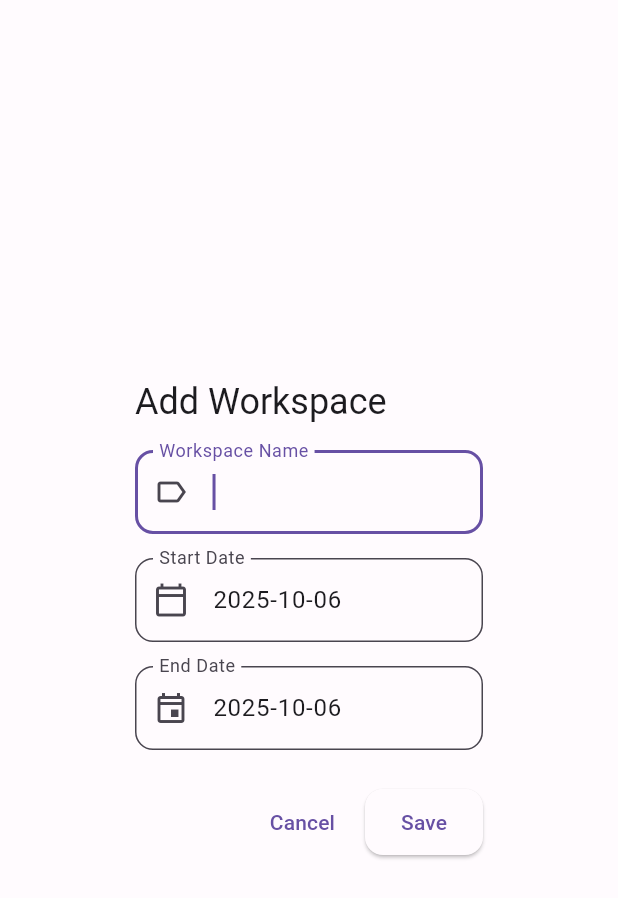
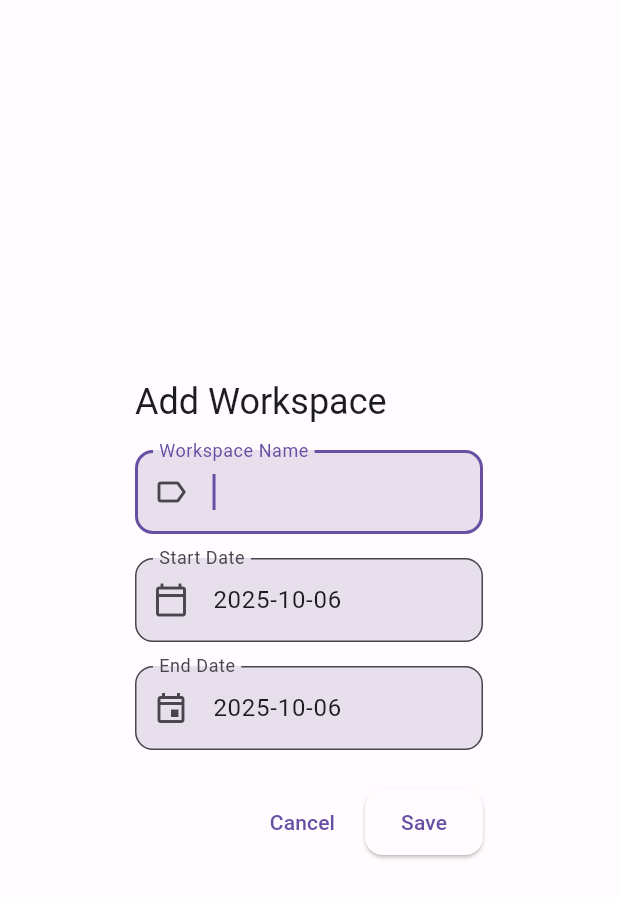
Before and after one commit to mehran-shabani/study, a Flutter app: the WorkspaceDialog widget shown alone on an empty page, opened directly, on a phone screen of 412 x 824 dp. Shown: the top 898 px of the screen. Run offline on Flutter 3.47's test engine with Material 3 defaults, Android fonts, the phone set to English and light mode, and no system bars; our stand-ins replace fl_chart, flutter_riverpod, sqflite; accounts and stored records are empty; generated files the repository leaves out were written again.

Commit message:
Refactor: Update theme colors and workspace dialog logic
Co-authored-by: josephsmith55494 <josephsmith55494@gmail.com>

```diff
--- a/lib/core/theme.dart
+++ b/lib/core/theme.dart
@@ -23,11 +23,9 @@ class AppTheme {
     onError: Color(0xFFFFFFFF),
     errorContainer: Color(0xFFF9DEDC),
     onErrorContainer: Color(0xFF410E0B),
-    background: Color(0xFFFFFBFE),
-    onBackground: Color(0xFF1C1B1F),
     surface: Color(0xFFFFFBFE),
     onSurface: Color(0xFF1C1B1F),
-    surfaceVariant: Color(0xFFE7E0EC),
+    surfaceContainerHighest: Color(0xFFE7E0EC),
     onSurfaceVariant: Color(0xFF49454F),
     outline: Color(0xFF79747E),
     outlineVariant: Color(0xFFCAC4D0),
@@ -58,11 +56,9 @@ class AppTheme {
     onError: Color(0xFF601410),
     errorContainer: Color(0xFF8C1D18),
     onErrorContainer: Color(0xFFF9DEDC),
-    background: Color(0xFF1C1B1F),
-    onBackground: Color(0xFFE6E1E5),
     surface: Color(0xFF1C1B1F),
     onSurface: Color(0xFFE6E1E5),
-    surfaceVariant: Color(0xFF49454F),
+    surfaceContainerHighest: Color(0xFF49454F),
     onSurfaceVariant: Color(0xFFCAC4D0),
     outline: Color(0xFF938F99),
     outlineVariant: Color(0xFF49454F),
--- a/lib/presentation/analytics/progress_card.dart
+++ b/lib/presentation/analytics/progress_card.dart
@@ -54,7 +54,7 @@ class ProgressCard extends StatelessWidget {
                         strokeWidth: 16,
                         backgroundColor: Theme.of(context)
                             .colorScheme
-                            .surfaceVariant
+                            .surfaceContainerHighest
                             .withOpacity(0.3),
                         valueColor: AlwaysStoppedAnimation<Color>(
                           _getProgressColor(context, progress),
--- a/lib/presentation/workspaces/workspace_list_screen.dart
+++ b/lib/presentation/workspaces/workspace_list_screen.dart
@@ -3,7 +3,6 @@ import 'package:flutter_riverpod/flutter_riverpod.dart';
 import 'package:flutter_gen/gen_l10n/app_localizations.dart';
 import '../../data/models.dart';
 import '../../data/providers.dart';
-import '../../core/utils.dart';
 import 'workspace_dialog.dart';
 
 class WorkspaceListScreen extends ConsumerWidget {
```
Also changed, not shown: lib/presentation/workspaces/workspace_dialog.dart (+12 -5 lines).
